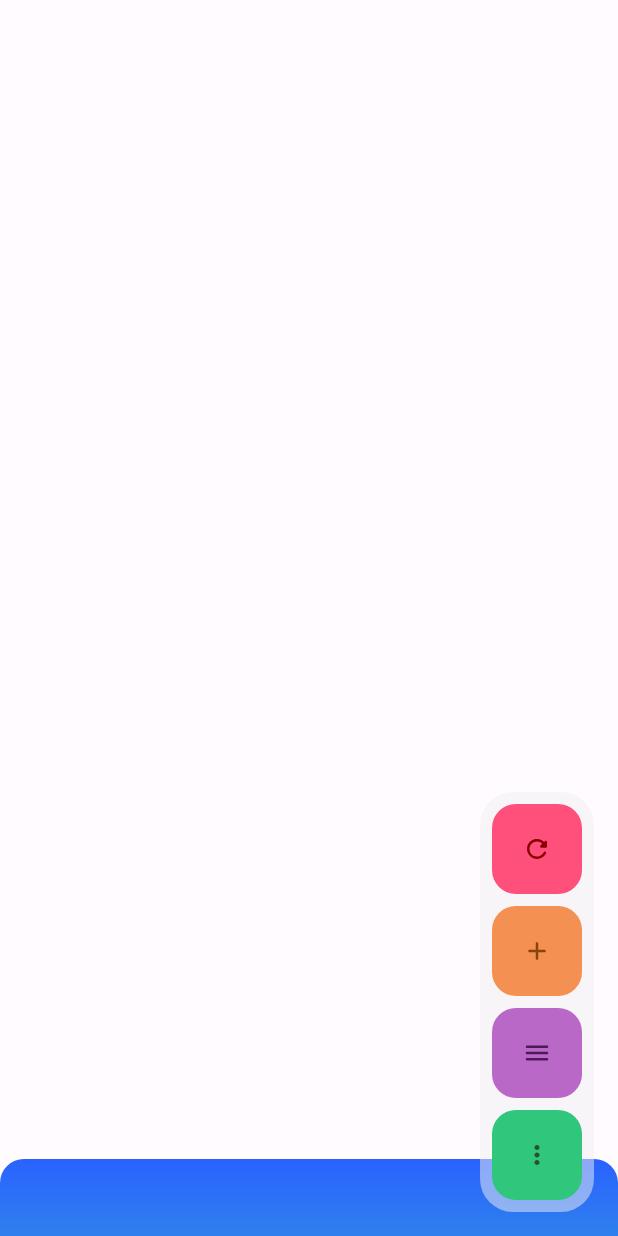
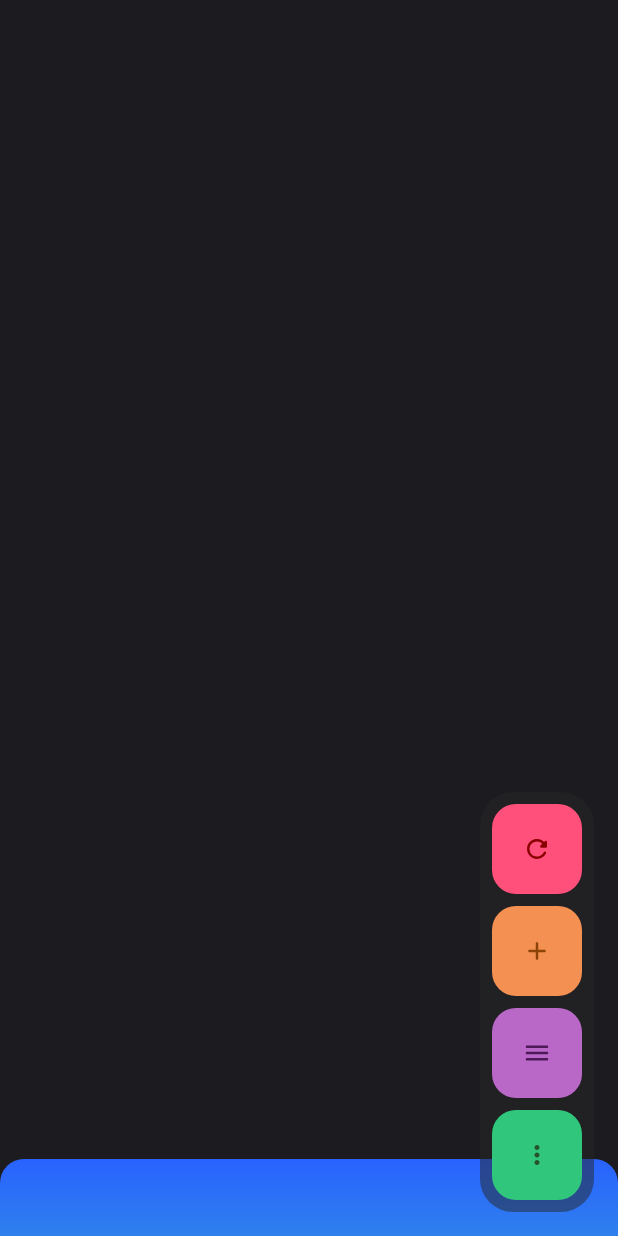
Before and after one commit to Rahkeen/HydroHomie, an Android app built with Jetpack Compose: the @Preview function HydrationPreview, on a phone screen of 412 x 824 dp. Run offline under Robolectric (Android 15) with nearby library versions, the phone set to English and light mode, and no system bars.

Commit message:
Dark Mode Only

```diff
--- a/app/src/main/java/com/rikin/hydrohomie/app/mavericks/suface/MavericksApp.kt
+++ b/app/src/main/java/com/rikin/hydrohomie/app/mavericks/suface/MavericksApp.kt
@@ -20,12 +20,10 @@
 @Composable
 fun MavericksApp() {
   val systemUiController = rememberSystemUiController()
-  val useDarkIcons = MaterialTheme.colors.isLight
 
   SideEffect {
     systemUiController.setSystemBarsColor(
-      color = Color.Transparent,
-      darkIcons = useDarkIcons
+      color = Color.Transparent
     )
   }
 
--- a/app/src/main/java/com/rikin/hydrohomie/app/platform/MainActivity.kt
+++ b/app/src/main/java/com/rikin/hydrohomie/app/platform/MainActivity.kt
@@ -4,7 +4,7 @@ import android.os.Bundle
 import androidx.activity.ComponentActivity
 import androidx.activity.compose.setContent
 import androidx.core.view.WindowCompat
-import com.rikin.hydrohomie.app.workflow.surface.WorkflowApp
+import com.rikin.hydrohomie.app.mavericks.suface.MavericksApp
 
 class MainActivity : ComponentActivity() {
   override fun onCreate(savedInstanceState: Bundle?) {
@@ -13,8 +13,8 @@ class MainActivity : ComponentActivity() {
     WindowCompat.setDecorFitsSystemWindows(window, false)
 
     setContent {
-//      MavericksApp()
-      WorkflowApp()
+      MavericksApp()
+//      WorkflowApp()
     }
   }
 }
--- a/app/src/main/java/com/rikin/hydrohomie/app/workflow/surface/WorkflowApp.kt
+++ b/app/src/main/java/com/rikin/hydrohomie/app/workflow/surface/WorkflowApp.kt
@@ -35,12 +35,10 @@ private val viewEnvironment = ViewEnvironment(mapOf(ViewRegistry to viewRegistry
 @Composable
 fun WorkflowApp() {
   val systemUiController = rememberSystemUiController()
-  val useDarkIcons = MaterialTheme.colors.isLight
 
   SideEffect {
     systemUiController.setSystemBarsColor(
       color = Color.Transparent,
-      darkIcons = useDarkIcons
     )
   }
 
--- a/app/src/main/java/com/rikin/hydrohomie/design/Theme.kt
+++ b/app/src/main/java/com/rikin/hydrohomie/design/Theme.kt
@@ -18,12 +18,7 @@ private val LightColorPalette = lightColors(
 
 @Composable
 fun HydroHomieTheme(darkTheme: Boolean = isSystemInDarkTheme(), content: @Composable () -> Unit) {
-  val colors = if (darkTheme) {
-    DarkColorPalette
-  } else {
-    LightColorPalette
-  }
-
+  val colors = DarkColorPalette
   MaterialTheme(
     colors = colors,
     typography = Typography,
```
Also changed, not shown: 1 other file.
